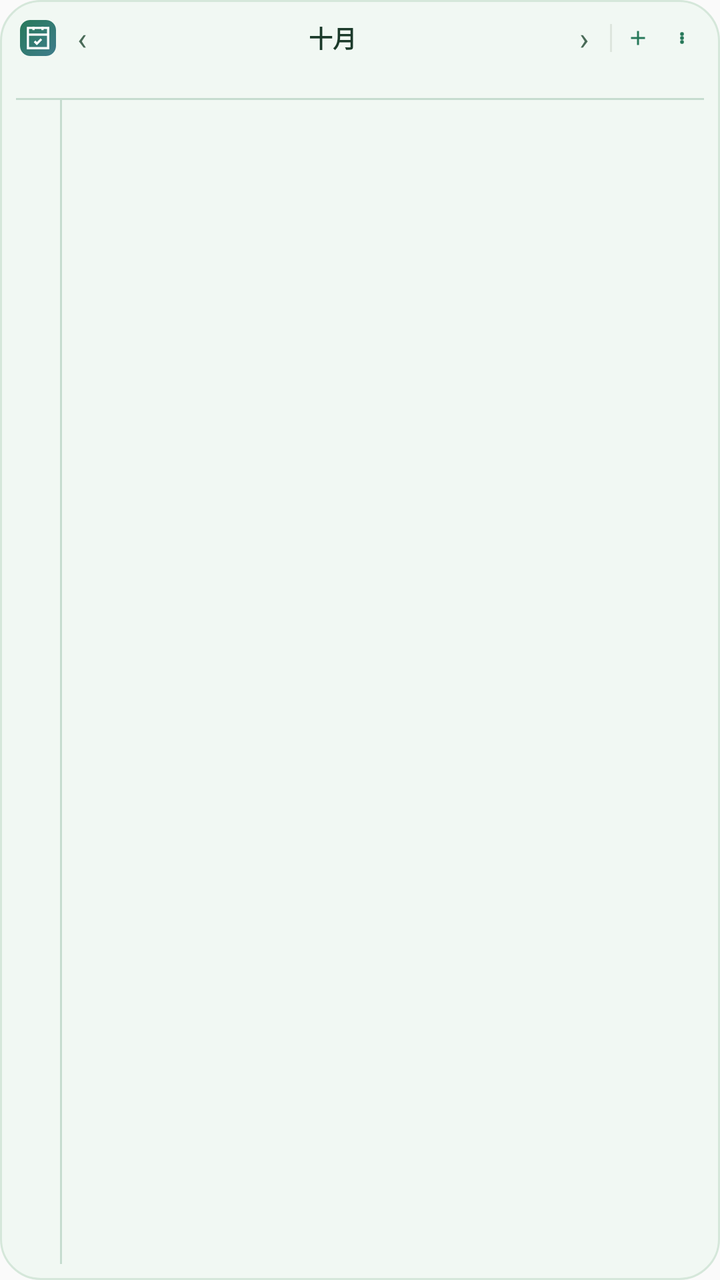
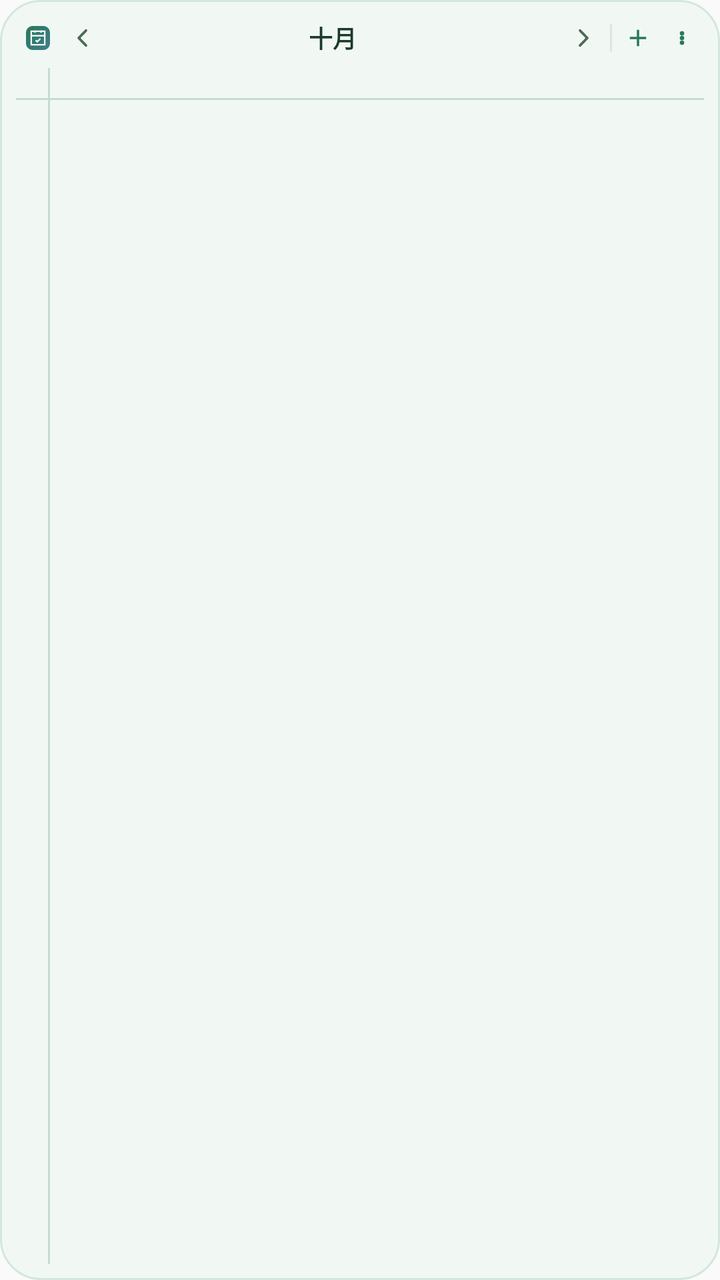

Compare the two renders of this Android layout. The source of the first and the diff that turns it into the second are given below.
<!-- AndroidManifest.xml: application theme AppTheme -->
<!-- res/layout/widget_schedule.xml -->
<?xml version="1.0" encoding="utf-8"?>
<LinearLayout xmlns:android="http://schemas.android.com/apk/res/android"
    android:id="@+id/widget_root"
    android:layout_width="match_parent"
    android:layout_height="match_parent"
    android:background="@drawable/widget_bg"
    android:orientation="vertical"
    android:padding="8dp">

    
    <LinearLayout
        android:layout_width="match_parent"
        android:layout_height="22dp"
        android:gravity="center_vertical"
        android:orientation="horizontal">

        <ImageView
            android:id="@+id/iv_logo"
            android:layout_width="22dp"
            android:layout_height="22dp"
            android:contentDescription="回到今天"
            android:padding="2dp"
            android:src="@drawable/ic_widget_logo" />

        <TextView
            android:id="@+id/btn_prev_month"
            android:layout_width="22dp"
            android:layout_height="22dp"
            android:gravity="center"
            android:text="‹"
            android:textColor="#4A6B58"
            android:textSize="16sp" />

        <TextView
            android:id="@+id/tv_month"
            android:layout_width="0dp"
            android:layout_height="22dp"
            android:layout_weight="1"
            android:gravity="center"
            android:text="十月"
            android:textColor="#1B3A2A"
            android:textSize="12sp"
            android:textStyle="bold" />

        <TextView
            android:id="@+id/btn_next_month"
            android:layout_width="22dp"
            android:layout_height="22dp"
            android:gravity="center"
            android:text="›"
            android:textColor="#4A6B58"
            android:textSize="16sp" />

        <TextView
            android:layout_width="1dp"
            android:layout_height="14dp"
            android:layout_marginLeft="2dp"
            android:layout_marginRight="2dp"
            android:background="#DDE5DD"
            android:text="" />

        <ImageView
            android:id="@+id/btn_add"
            android:layout_width="22dp"
            android:layout_height="22dp"
            android:contentDescription="新建任务"
            android:padding="5dp"
            android:src="@drawable/ic_plus" />

        <ImageView
            android:id="@+id/btn_settings"
            android:layout_width="22dp"
            android:layout_height="22dp"
            android:contentDescription="小组件设置"
            android:padding="5dp"
            android:src="@drawable/ic_more" />
    </LinearLayout>

    
    <LinearLayout
        android:id="@+id/date_strip"
        android:layout_width="match_parent"
        android:layout_height="wrap_content"
        android:layout_marginTop="2dp"
        android:orientation="horizontal" />

    
    <LinearLayout
        android:id="@+id/habit_rows"
        android:layout_width="match_parent"
        android:layout_height="wrap_content"
        android:layout_marginTop="3dp"
        android:background="#E7F3EA"
        android:orientation="vertical"
        android:padding="2dp"
        android:visibility="gone" />

    
    <LinearLayout
        android:id="@+id/panel"
        android:layout_width="match_parent"
        android:layout_height="0dp"
        android:layout_marginTop="2dp"
        android:layout_weight="1"
        android:orientation="vertical">

        
        <LinearLayout
            android:layout_width="match_parent"
            android:layout_height="15dp"
            android:orientation="horizontal">

            <TextView
                android:layout_width="22dp"
                android:layout_height="match_parent"
                android:text="" />

            <LinearLayout
                android:id="@+id/untimed_bar"
                android:layout_width="0dp"
                android:layout_height="match_parent"
                android:layout_weight="1"
                android:gravity="center_vertical"
                android:orientation="horizontal" />
        </LinearLayout>

        
        <TextView
            android:layout_width="match_parent"
            android:layout_height="1dp"
            android:background="#C6DCCF"
            android:text="" />

        
        <LinearLayout
            android:layout_width="match_parent"
            android:layout_height="0dp"
            android:layout_weight="1"
            android:orientation="horizontal">

            <LinearLayout
                android:id="@+id/tl_scale"
                android:layout_width="22dp"
                android:layout_height="match_parent"
                android:orientation="vertical" />

            
            <TextView
                android:layout_width="1dp"
                android:layout_height="match_parent"
                android:background="#C6DCCF"
                android:text="" />

            <FrameLayout
                android:id="@+id/tl_frame"
                android:layout_width="0dp"
                android:layout_height="match_parent"
                android:layout_weight="1">

                <LinearLayout
                    android:id="@+id/tl_grid"
                    android:layout_width="match_parent"
                    android:layout_height="match_parent"
                    android:orientation="vertical" />

                
                <LinearLayout
                    android:id="@+id/tl_now"
                    android:layout_width="match_parent"
                    android:layout_height="match_parent"
                    android:orientation="vertical" />

                <LinearLayout
                    android:id="@+id/tl_tasks"
                    android:layout_width="match_parent"
                    android:layout_height="match_parent"
                    android:orientation="vertical"
                    android:paddingLeft="2dp" />
            </FrameLayout>
        </LinearLayout>
    </LinearLayout>

    
    <TextView
        android:id="@+id/tv_footer"
        android:layout_width="match_parent"
        android:layout_height="wrap_content"
        android:layout_marginTop="2dp"
        android:gravity="center"
        android:text=""
        android:textColor="#6B8574"
        android:textSize="9sp"
        android:visibility="gone" />
</LinearLayout>
<!-- resources referenced by this layout -->
<resources>
  <!-- drawable ic_more (drawable) -->
  <?xml version="1.0" encoding="utf-8"?>
  <vector xmlns:android="http://schemas.android.com/apk/res/android"
      android:width="24dp"
      android:height="24dp"
      android:viewportHeight="24"
      android:viewportWidth="24">
      <path
          android:fillColor="#27795A"
          android:pathData="M12,8m-1.9,0a1.9,1.9 0 1,0 3.8,0a1.9,1.9 0 1,0 -3.8,0" />
      <path
          android:fillColor="#27795A"
          android:pathData="M12,12m-1.9,0a1.9,1.9 0 1,0 3.8,0a1.9,1.9 0 1,0 -3.8,0" />
      <path
          android:fillColor="#27795A"
          android:pathData="M12,16m-1.9,0a1.9,1.9 0 1,0 3.8,0a1.9,1.9 0 1,0 -3.8,0" />
  </vector>
  <!-- drawable ic_plus (drawable) -->
  <?xml version="1.0" encoding="utf-8"?>
  <vector xmlns:android="http://schemas.android.com/apk/res/android"
      android:width="24dp"
      android:height="24dp"
      android:viewportWidth="24"
      android:viewportHeight="24">
      <path
          android:fillColor="#27795A"
          android:pathData="M11,5 L11,11 L5,11 L5,13 L11,13 L11,19 L13,19 L13,13 L19,13 L19,11 L13,11 L13,5 Z" />
  </vector>
  <!-- drawable widget_bg (drawable) -->
  <?xml version="1.0" encoding="utf-8"?>
  <shape xmlns:android="http://schemas.android.com/apk/res/android"
      android:shape="rectangle">
      <solid android:color="#F1F8F3" />
      <corners android:radius="20dp" />
      <stroke android:width="1dp" android:color="#D5E7DA" />
  </shape>
  <style name="AppTheme" parent="Theme.AppCompat.Light.DarkActionBar">
          
          <item name="colorPrimary">@color/colorPrimary</item>
          <item name="colorPrimaryDark">@color/colorPrimaryDark</item>
          <item name="colorAccent">@color/colorAccent</item>
      </style>
  <!-- unchanged entries left out for length: 1 -->
</resources>

<!-- the commit's change to res/layout/widget_schedule.xml (unified diff, before → after) -->
@@ -19,17 +19,16 @@
             android:layout_width="22dp"
             android:layout_height="22dp"
             android:contentDescription="回到今天"
-            android:padding="2dp"
+            android:padding="5dp"
             android:src="@drawable/ic_widget_logo" />
 
-        <TextView
+        <ImageView
             android:id="@+id/btn_prev_month"
             android:layout_width="22dp"
             android:layout_height="22dp"
-            android:gravity="center"
-            android:text="‹"
-            android:textColor="#4A6B58"
-            android:textSize="16sp" />
+            android:contentDescription="上一周"
+            android:padding="4dp"
+            android:src="@drawable/ic_chevron_left" />
 
         <TextView
             android:id="@+id/tv_month"
@@ -42,14 +41,13 @@
             android:textSize="12sp"
             android:textStyle="bold" />
 
-        <TextView
+        <ImageView
             android:id="@+id/btn_next_month"
             android:layout_width="22dp"
             android:layout_height="22dp"
-            android:gravity="center"
-            android:text="›"
-            android:textColor="#4A6B58"
-            android:textSize="16sp" />
+            android:contentDescription="下一周"
+            android:padding="4dp"
+            android:src="@drawable/ic_chevron_right" />
 
         <TextView
             android:layout_width="1dp"
@@ -64,7 +62,7 @@
             android:layout_width="22dp"
             android:layout_height="22dp"
             android:contentDescription="新建任务"
-            android:padding="5dp"
+            android:padding="4dp"
             android:src="@drawable/ic_plus" />
 
         <ImageView
@@ -72,7 +70,7 @@
             android:layout_width="22dp"
             android:layout_height="22dp"
             android:contentDescription="小组件设置"
-            android:padding="5dp"
+            android:padding="4dp"
             android:src="@drawable/ic_more" />
     </LinearLayout>
 
@@ -111,8 +109,14 @@
             android:orientation="horizontal">
 
             <TextView
-                android:layout_width="22dp"
+                android:layout_width="16dp"
                 android:layout_height="match_parent"
+                android:text="" />
+
+            <TextView
+                android:layout_width="1dp"
+                android:layout_height="match_parent"
+                android:background="#C6DCCF"
                 android:text="" />
 
             <LinearLayout
@@ -140,7 +144,7 @@
 
             <LinearLayout
                 android:id="@+id/tl_scale"
-                android:layout_width="22dp"
+                android:layout_width="16dp"
                 android:layout_height="match_parent"
                 android:orientation="vertical" />
 
@@ -170,12 +174,12 @@
                     android:layout_height="match_parent"
                     android:orientation="vertical" />
 
+                
                 <LinearLayout
                     android:id="@+id/tl_tasks"
                     android:layout_width="match_parent"
                     android:layout_height="match_parent"
-                    android:orientation="vertical"
-                    android:paddingLeft="2dp" />
+                    android:orientation="vertical" />
             </FrameLayout>
         </LinearLayout>
     </LinearLayout>
<!-- resource entries referenced after the edit -->
@@ -1,5 +1,33 @@
 <!-- resources referenced by this layout -->
 <resources>
+  <!-- drawable ic_chevron_left (drawable) -->
+  <?xml version="1.0" encoding="utf-8"?>
+  <vector xmlns:android="http://schemas.android.com/apk/res/android"
+      android:width="24dp"
+      android:height="24dp"
+      android:viewportWidth="24"
+      android:viewportHeight="24">
+      <path
+          android:pathData="M15.4,5.6 L9.2,12 L15.4,18.4"
+          android:strokeColor="#4A6B58"
+          android:strokeWidth="2.2"
+          android:strokeLineCap="round"
+          android:strokeLineJoin="round" />
+  </vector>
+  <!-- drawable ic_chevron_right (drawable) -->
+  <?xml version="1.0" encoding="utf-8"?>
+  <vector xmlns:android="http://schemas.android.com/apk/res/android"
+      android:width="24dp"
+      android:height="24dp"
+      android:viewportWidth="24"
+      android:viewportHeight="24">
+      <path
+          android:pathData="M8.6,5.6 L14.8,12 L8.6,18.4"
+          android:strokeColor="#4A6B58"
+          android:strokeWidth="2.2"
+          android:strokeLineCap="round"
+          android:strokeLineJoin="round" />
+  </vector>
   <!-- drawable ic_more (drawable) -->
   <?xml version="1.0" encoding="utf-8"?>
   <vector xmlns:android="http://schemas.android.com/apk/res/android"
